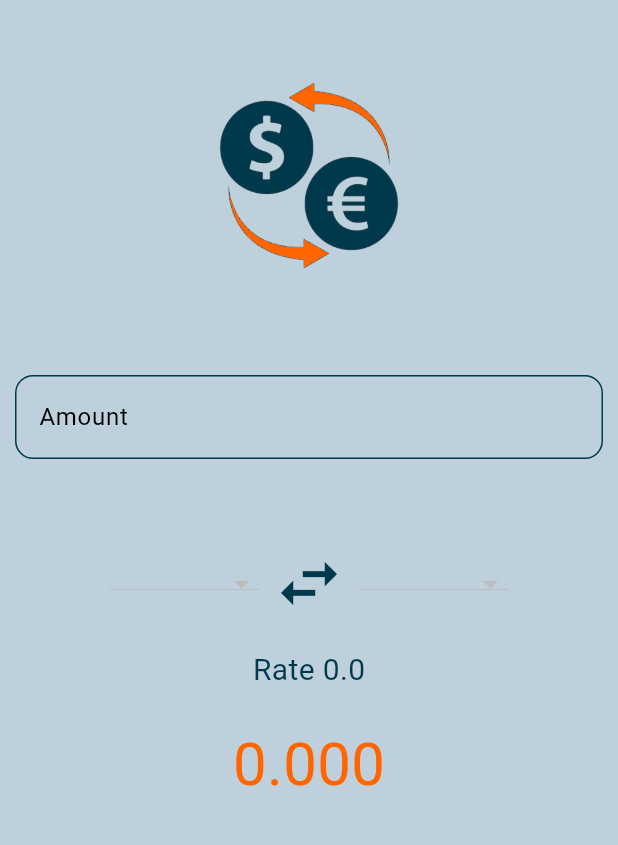
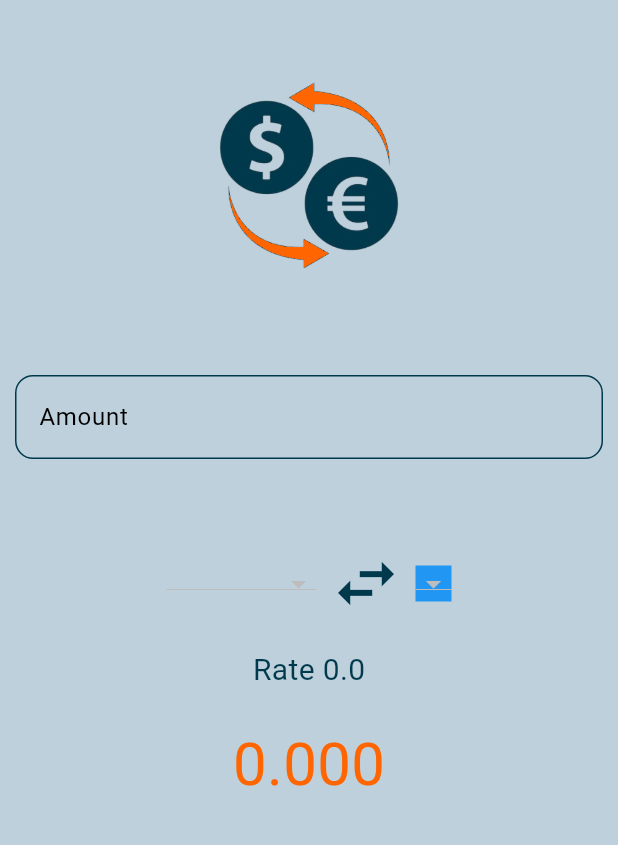
Before and after one commit to dhruv-developer-13/currency_converter, a Flutter app: the screen it shows after launch, on a phone screen of 412 x 824 dp, the part 63-908 px from its top. Run offline on Flutter 3.47's test engine with Material 3 defaults, Android fonts, the phone set to English and light mode, and no system bars; network calls fail.

Commit message:
Update currency_converter_page.dart

```diff
--- a/lib/currency_converter_page.dart
+++ b/lib/currency_converter_page.dart
@@ -156,8 +156,8 @@ class _CurrencyConverterPageState extends State<CurrencyConverterPage> {
                       ),
                     ),
 
-                  SizedBox(
-                    width: 100,
+                  Container(
+                    color: Colors.blue,
                   child: DropdownButton<String>(
                     value: toCurrency,
                     isExpanded: true,
```
